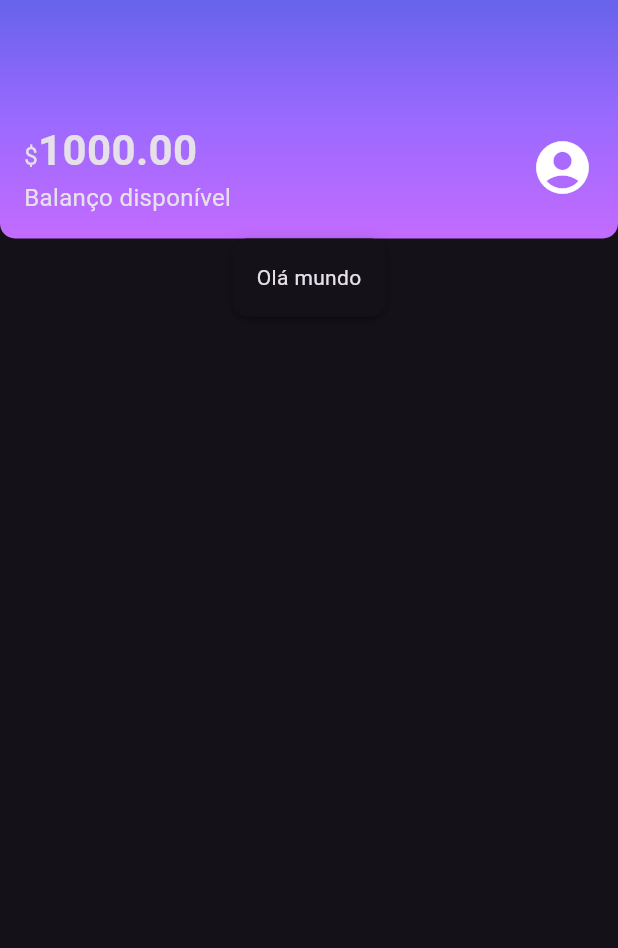
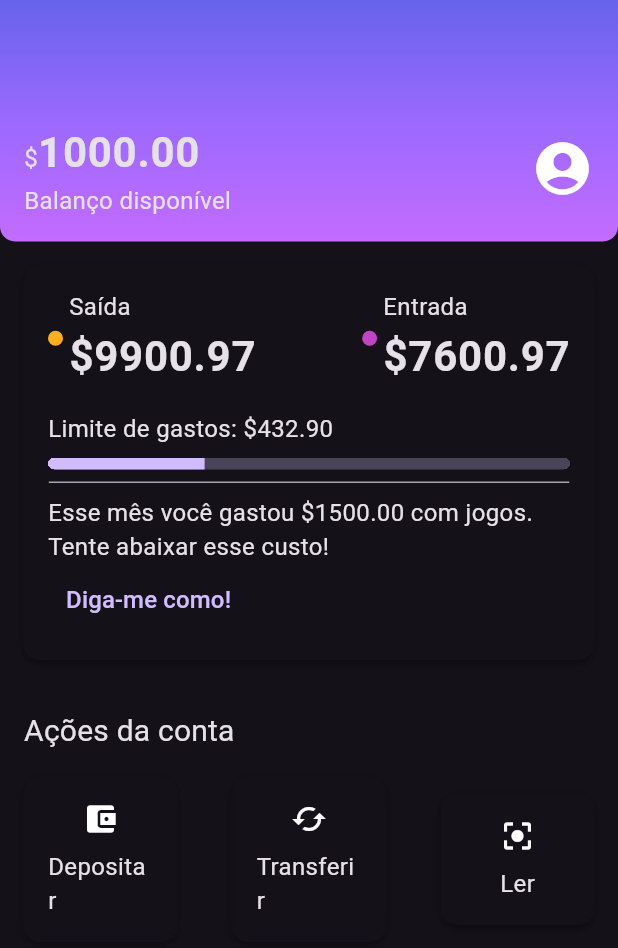
Before and after one commit to GABRIEL-ASSYS/Alurabank-Flutter, a Flutter app: the screen it shows after launch, on a phone screen of 412 x 824 dp. Shown: the top 948 px of the screen. Run offline on Flutter 3.47's test engine with Material 3 defaults, Android fonts, the phone set to English and light mode, and no system bars.

Commit message:
adicionando box cards

```diff
--- a/lib/screens/components/box_card.dart
+++ b/lib/screens/components/box_card.dart
@@ -6,7 +6,7 @@ const BoxCard({ Key? key, required this.boxContent }) : super(key: key);
 
   @override
   Widget build(BuildContext context){
-    return Container(
+    return Ink(
       padding: const EdgeInsets.all(16),
       decoration: BoxDecoration(
         boxShadow: kElevationToShadow[3],
--- /dev/null
+++ b/lib/screens/components/color_dot.dart
@@ -0,0 +1,18 @@
+import 'package:flutter/material.dart';
+
+class ColorDot extends StatelessWidget {
+  final Color? color;
+  const ColorDot({Key? key, required this.color}) : super(key: key);
+
+  @override
+  Widget build(BuildContext context) {
+    return Container(
+      width: 10,
+      height: 10,
+      decoration: BoxDecoration(
+        color: color,
+        borderRadius: BorderRadius.circular(10),
+      ),
+    );
+  }
+}
--- /dev/null
+++ b/lib/screens/components/content_division.dart
@@ -0,0 +1,16 @@
+import 'package:alubank/themes/theme_colors.dart';
+import 'package:flutter/material.dart';
+
+class ContentDivision extends StatelessWidget {
+const ContentDivision({ Key? key }) : super(key: key);
+
+  @override
+  Widget build(BuildContext context){
+    return Container(
+      height: 1,
+      decoration: BoxDecoration(
+        border: Border.all(color: ThemeColors.division),
+      ),
+    );
+  }
+}
--- /dev/null
+++ b/lib/screens/components/sections/account_actions.dart
@@ -0,0 +1,87 @@
+import 'package:alubank/screens/components/box_card.dart';
+import 'package:flutter/material.dart';
+
+class AccountActions extends StatelessWidget {
+  const AccountActions({Key? key}) : super(key: key);
+
+  @override
+  Widget build(BuildContext context) {
+    return Padding(
+      padding: const EdgeInsets.all(16.0),
+      child: Column(
+        crossAxisAlignment: CrossAxisAlignment.start,
+        children: [
+          Padding(
+            padding: const EdgeInsets.only(bottom: 16.0),
+            child: Text(
+              'Ações da conta',
+              style: Theme.of(context).textTheme.titleMedium,
+            ),
+          ),
+          Row(
+            mainAxisAlignment: MainAxisAlignment.spaceBetween,
+            children: [
+              InkWell(
+                onTap: () {},
+                child: const BoxCard(
+                  boxContent: _AccountActionsContent(
+                    icon: Icon(
+                      Icons.account_balance_wallet,
+                    ),
+                    text: 'Depositar',
+                  ),
+                ),
+              ),
+              InkWell(
+                onTap: () {},
+                child: const BoxCard(
+                  boxContent: _AccountActionsContent(
+                    icon: Icon(
+                      Icons.cached,
+                    ),
+                    text: 'Transferir',
+                  ),
+                ),
+              ),
+              InkWell(
+                onTap: () {},
+                child: const BoxCard(
+                  boxContent: _AccountActionsContent(
+                    icon: Icon(
+                      Icons.center_focus_strong,
+                    ),
+                    text: 'Ler',
+                  ),
+                ),
+              ),
+            ],
+          )
+        ],
+      ),
+    );
+  }
+}
+
+class _AccountActionsContent extends StatelessWidget {
+  final Icon icon;
+  final String text;
+  const _AccountActionsContent(
+      {Key? key, required this.icon, required this.text})
+      : super(key: key);
+
+  @override
+  Widget build(BuildContext context) {
+    return Container(
+      width: 70,
+      child: Column(
+        children: [
+          Padding(
+            padding: const EdgeInsets.only(bottom: 8.0),
+            child: icon,
+          ),
+          Text(text),
+        ],
+      ),
+    );
+  }
+}
--- a/lib/screens/components/sections/header.dart
+++ b/lib/screens/components/sections/header.dart
@@ -8,15 +8,17 @@ class Header extends StatelessWidget {
   Widget build(BuildContext context) {
     return Container(
       decoration: const BoxDecoration(
-          gradient: LinearGradient(
-            begin: Alignment.topCenter,
-            end: Alignment.bottomCenter,
-            colors: ThemeColors.headerGradient
-          ),
-          borderRadius: BorderRadius.vertical(bottom: Radius.circular(10)),
-          ),
-      child: const Padding(
-        padding: EdgeInsets.fromLTRB(16.0, 80.0, 16.0, 16.0),
+        gradient: LinearGradient(
+          begin: Alignment.topCenter,
+          end: Alignment.bottomCenter,
+          colors: ThemeColors.headerGradient,
+        ),
+        borderRadius: BorderRadius.vertical(
+          bottom: Radius.circular(10),
+        ),
+      ),
+      child: Padding(
+        padding: const EdgeInsets.fromLTRB(16.0, 80.0, 16.0, 16.0),
         child: Row(
           mainAxisAlignment: MainAxisAlignment.spaceBetween,
           children: <Widget>[
@@ -27,25 +29,26 @@ class Header extends StatelessWidget {
                 //'\$1000.00',
                 //style: TextStyle(fontSize: 28, fontWeight: FontWeight.bold),
                 //),
-                Text.rich(TextSpan(
+                Text.rich(
+                  TextSpan(
                     text: '\$',
-                    style: TextStyle(fontSize: 16),
                     children: <TextSpan>[
                       TextSpan(
-                          text: '1000.00',
-                          style: TextStyle(
-                              fontSize: 28, fontWeight: FontWeight.bold))
-                    ])),
-                Text(
+                        text: '1000.00',
+                        style: Theme.of(context).textTheme.bodyLarge,
+                      ),
+                    ],
+                  ),
+                ),
+                const Text(
                   'Balanço disponível',
-                  style: TextStyle(fontSize: 16),
                 ),
               ],
             ),
-            Icon(
+            const Icon(
               Icons.account_circle,
               size: 42,
-            )
+            ),
           ],
         ),
       ),
--- /dev/null
+++ b/lib/screens/components/sections/recent_activity.dart
@@ -0,0 +1,107 @@
+import 'package:alubank/screens/components/box_card.dart';
+import 'package:alubank/screens/components/color_dot.dart';
+import 'package:alubank/screens/components/content_division.dart';
+import 'package:alubank/themes/theme_colors.dart';
+import 'package:flutter/material.dart';
+
+class RecentActivity extends StatelessWidget {
+  const RecentActivity({Key? key}) : super(key: key);
+
+  @override
+  Widget build(BuildContext context) {
+    return const Padding(
+      padding: EdgeInsets.all(16.0),
+      child: BoxCard(boxContent: _RecentActiityContent()),
+    );
+  }
+}
+
+class _RecentActiityContent extends StatelessWidget {
+  const _RecentActiityContent({Key? key}) : super(key: key);
+
+  @override
+  Widget build(BuildContext context) {
+    return Column(
+      crossAxisAlignment: CrossAxisAlignment.start,
+      children: [
+        Row(
+          mainAxisAlignment: MainAxisAlignment.spaceBetween,
+          children: [
+            Row(
+              children: [
+                Padding(
+                  padding: const EdgeInsets.only(right: 4.0),
+                  child: ColorDot(
+                    color: ThemeColors.recentActivity['spent'],
+                  ),
+                ),
+                Column(
+                  crossAxisAlignment: CrossAxisAlignment.start,
+                  children: [
+                    const Text('Saída'),
+                    Text(
+                      '\$9900.97',
+                      style: Theme.of(context).textTheme.bodyLarge,
+                    ),
+                  ],
+                ),
+              ],
+            ),
+            Row(
+              children: [
+                Padding(
+                  padding: const EdgeInsets.only(right: 4.0),
+                  child: ColorDot(
+                    color: ThemeColors.recentActivity['income'],
+                  ),
+                ),
+                Column(
+                  crossAxisAlignment: CrossAxisAlignment.start,
+                  children: [
+                    const Text('Entrada'),
+                    Text(
+                      '\$7600.97',
+                      style: Theme.of(context).textTheme.bodyLarge,
+                    ),
+                  ],
+                ),
+              ],
+            ),
+          ],
+        ),
+        const Padding(
+          padding: EdgeInsets.only(top: 16.0, bottom: 8.0),
+          child: Text(
+            'Limite de gastos: \$432.90',
+          ),
+        ),
+        Container(
+          clipBehavior: Clip.hardEdge,
+          decoration: BoxDecoration(
+            borderRadius: BorderRadius.circular(5),
+          ),
+          child: const LinearProgressIndicator(
+            value: 0.3,
+            minHeight: 8.0,
+          ),
+        ),
+        const Padding(
+          padding: EdgeInsets.only(top: 8.0, bottom: 8.0),
+          child: ContentDivision(),
+        ),
+        const Text(
+          'Esse mês você gastou \$1500.00 com jogos. Tente abaixar esse custo!',
+        ),
+        TextButton(
+          onPressed: () {},
+          child: const Text(
+            'Diga-me como!',
+            style: TextStyle(
+              fontSize: 16,
+            ),
+          ),
+        ),
+      ],
+    );
+  }
+}
--- a/lib/screens/home.dart
+++ b/lib/screens/home.dart
@@ -1,17 +1,19 @@
-import 'package:alubank/screens/components/box_card.dart';
+import 'package:alubank/screens/components/sections/account_actions.dart';
 import 'package:alubank/screens/components/sections/header.dart';
+import 'package:alubank/screens/components/sections/recent_activity.dart';
 import 'package:flutter/material.dart';
 
 class Home extends StatelessWidget {
-const Home({ Key? key }) : super(key: key);
+  const Home({Key? key}) : super(key: key);
 
   @override
-  Widget build(BuildContext context){
+  Widget build(BuildContext context) {
     return const Scaffold(
       body: Column(
         children: <Widget>[
           Header(),
-          BoxCard(boxContent: Text('Olá mundo'))
+          RecentActivity(),
+          AccountActions(),
         ],
       ),
     );
--- a/lib/themes/my_theme.dart
+++ b/lib/themes/my_theme.dart
@@ -5,4 +5,17 @@ ThemeData myTheme = ThemeData(
   primaryColor: ThemeColors.primaryColor,
   primarySwatch: ThemeColors.primaryColor,
   brightness: Brightness.dark,
+  textTheme: const TextTheme(
+    bodyMedium: TextStyle(
+      fontSize: 16,
+    ),
+    bodyLarge: TextStyle(
+      fontSize: 28,
+      fontWeight: FontWeight.bold,
+    ),
+    titleMedium: TextStyle(
+      fontSize: 20,
+      fontWeight: FontWeight.normal,
+    ),
+  ),
 );
--- a/lib/themes/theme_colors.dart
+++ b/lib/themes/theme_colors.dart
@@ -2,9 +2,17 @@ import 'package:flutter/material.dart';
 
 class ThemeColors {
   static const MaterialColor primaryColor = Colors.purple;
+
   static const List<Color> headerGradient = [
     Color.fromRGBO(103, 99, 234, 1.0),
     Color.fromRGBO(155, 105, 254, 1.0),
     Color.fromRGBO(195, 107, 255, 1.0),
   ];
+
+  static const recentActivity = {
+    'spent': Color.fromRGBO(255, 175, 29, 1.0),
+    'income': Color.fromRGBO(191, 69, 198, 1.0),
+  };
+
+  static const division =Color.fromRGBO(166, 166, 166, 1.0);
 }
```
